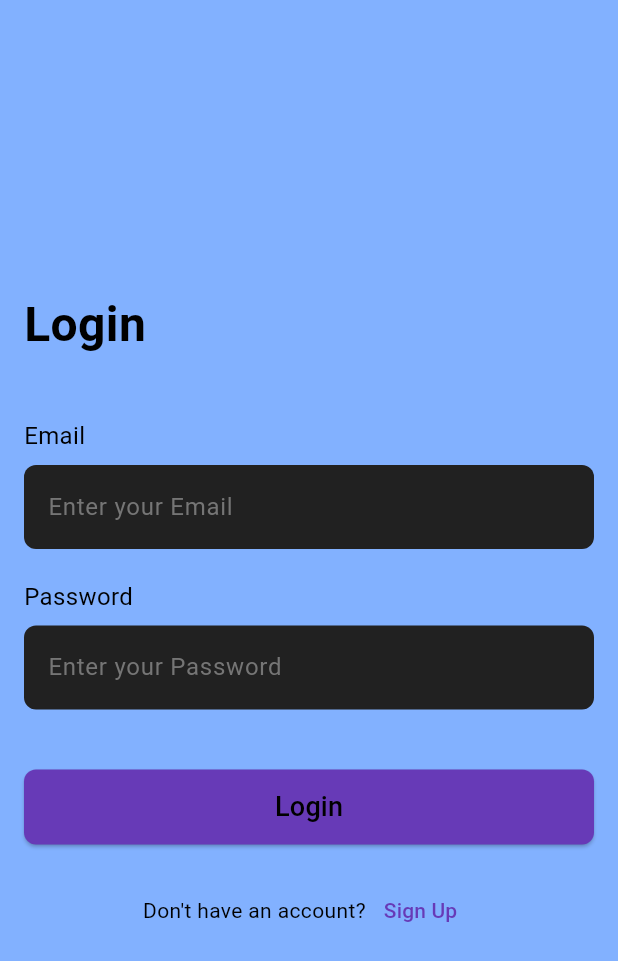
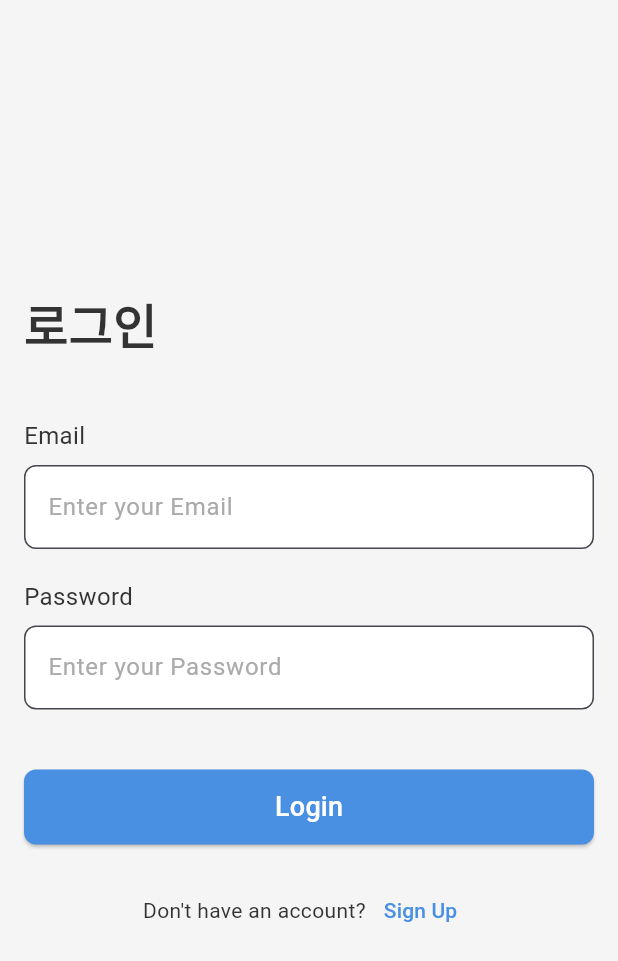
Before and after one commit to daneck99/Mobile_app_dev, a Flutter app: the screen it shows after launch, on a phone screen of 412 x 824 dp. Shown: the top 961 px of the screen. Run offline on Flutter 3.47's test engine with Material 3 defaults, Android fonts, the phone set to English and light mode, and no system bars; drawn by our look-alikes of modal_progress_hud_nsn; our stand-ins replace cached_network_image, cloud_firestore, firebase_auth, firebase_core, firebase_storage, geolocator and 3 more; accounts and stored records are empty.

Commit message:
FIX : Fixed loginpage color

```diff
--- a/lib/login/LoginPage.dart
+++ b/lib/login/LoginPage.dart
@@ -11,7 +11,7 @@ class LoginPage extends StatelessWidget {
   @override
   Widget build(BuildContext context) {
     return Scaffold(
-      backgroundColor: primaryColor,
+      backgroundColor: const Color(0xFFF5F5F5), // 밝은 회색
       body: const LoginForm(),
     );
   }
@@ -44,9 +44,9 @@ class _LoginFormState extends State<LoginForm> {
               crossAxisAlignment: CrossAxisAlignment.start,
               children: [
                 const Text(
-                  'Login',
+                  '로그인',
                   style: TextStyle(
-                    color: Colors.black,
+                    color: Color(0xFF333333), // 짙은 회색
                     fontSize: 32,
                     fontWeight: FontWeight.bold,
                   ),
@@ -55,21 +55,21 @@ class _LoginFormState extends State<LoginForm> {
                 const Text(
                   'Email',
                   style: TextStyle(
-                    color: Colors.black,
+                    color: Color(0xFF333333), // 짙은 회색
                     fontSize: 16,
                   ),
                 ),
                 const SizedBox(height: 8),
                 TextFormField(
-                  style: const TextStyle(color: Colors.white),
+                  style: const TextStyle(color: Color(0xFF333333)), // 짙은 회색
                   decoration: InputDecoration(
                     filled: true,
-                    fillColor: Colors.grey[900],
+                    fillColor: Colors.white, // 흰색 배경
                     hintText: 'Enter your Email',
-                    hintStyle: TextStyle(color: Colors.grey[600]),
+                    hintStyle: const TextStyle(color: Color(0xFFAAAAAA)), // 연한 회색
                     border: OutlineInputBorder(
                       borderRadius: BorderRadius.circular(8),
-                      borderSide: BorderSide.none,
+                      borderSide: BorderSide(color: const Color(0xFFCCCCCC)), // 연한 테두리
                     ),
                   ),
                   onChanged: (value) {
@@ -80,22 +80,22 @@ class _LoginFormState extends State<LoginForm> {
                 const Text(
                   'Password',
                   style: TextStyle(
-                    color: Colors.black,
+                    color: Color(0xFF333333), // 짙은 회색
                     fontSize: 16,
                   ),
                 ),
                 const SizedBox(height: 8),
                 TextFormField(
                   obscureText: true,
-                  style: const TextStyle(color: Colors.white),
+                  style: const TextStyle(color: Color(0xFF333333)), // 짙은 회색
                   decoration: InputDecoration(
                     filled: true,
-                    fillColor: Colors.grey[900],
+                    fillColor: Colors.white, // 흰색 배경
                     hintText: 'Enter your Password',
-                    hintStyle: TextStyle(color: Colors.grey[600]),
+                    hintStyle: const TextStyle(color: Color(0xFFAAAAAA)), // 연한 회색
                     border: OutlineInputBorder(
                       borderRadius: BorderRadius.circular(8),
-                      borderSide: BorderSide.none,
+                      borderSide: BorderSide(color: const Color(0xFFCCCCCC)), // 연한 테두리
                     ),
                   ),
                   onChanged: (value) {
@@ -105,7 +105,7 @@ class _LoginFormState extends State<LoginForm> {
                 const SizedBox(height: 40),
                 ElevatedButton(
                   style: ElevatedButton.styleFrom(
-                    backgroundColor: Colors.deepPurple,
+                    backgroundColor: const Color(0xFF4A90E2), // 진한 블루
                     minimumSize: const Size(double.infinity, 50),
                     shape: RoundedRectangleBorder(
                       borderRadius: BorderRadius.circular(8),
@@ -168,7 +168,7 @@ class _LoginFormState extends State<LoginForm> {
                   child: const Text(
                     'Login',
                     style: TextStyle(
-                      color: Colors.black,
+                      color: Colors.white,
                       fontSize: 18,
                     ),
                   ),
@@ -179,12 +179,12 @@ class _LoginFormState extends State<LoginForm> {
                   children: [
                     const Text(
                       'Don\'t have an account?',
-                      style: TextStyle(color: Colors.black),
+                      style: TextStyle(color: Color(0xFF333333)), // 짙은 회색
                     ),
                     TextButton(
                       child: const Text(
                         'Sign Up',
-                        style: TextStyle(color: Colors.deepPurple),
+                        style: TextStyle(color: Color(0xFF4A90E2)), // 진한 블루
                       ),
                       onPressed: () {
                         Navigator.push(
```
